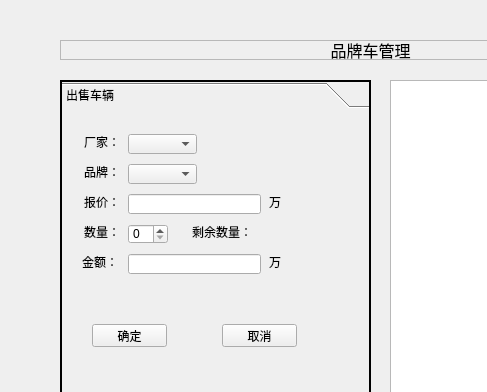
Old version of the form manager/widget.ui in the repository cugxy/Qt5Lrean; both pictures show x 0 to 487 and y 0 to 392 of the 741 by 491 pixel window.
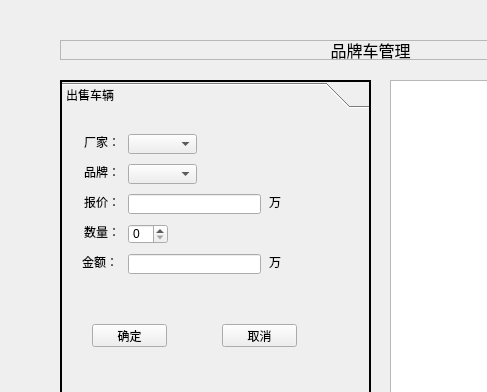
New version of the form.

```diff
--- a/manager/widget.ui
+++ b/manager/widget.ui
@@ -224,12 +224,12 @@
         <rect>
          <x>130</x>
          <y>110</y>
-         <width>60</width>
+         <width>111</width>
          <height>16</height>
         </rect>
        </property>
        <property name="text">
-        <string>剩余数量：</string>
+        <string/>
        </property>
       </widget>
       <widget class="QPushButton" name="sellOkBtn">
```
Left out of the diff: 4 changed lines with no effect on the pictures.
